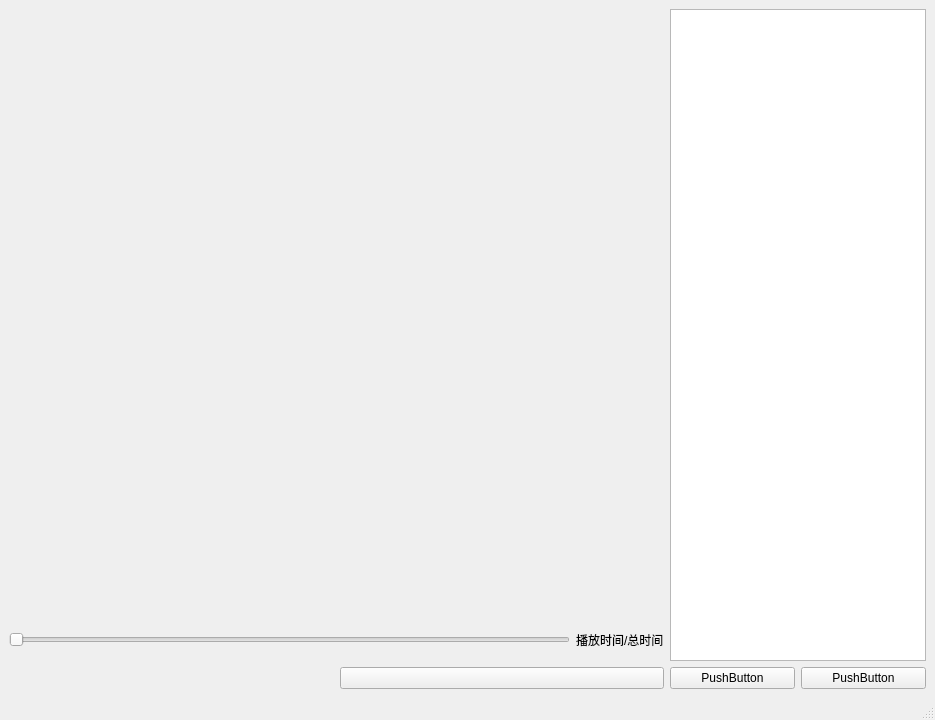
This is mainwindow.ui in leolock/QTplayer as Qt 5 draws it before an edit. The edited form follows.
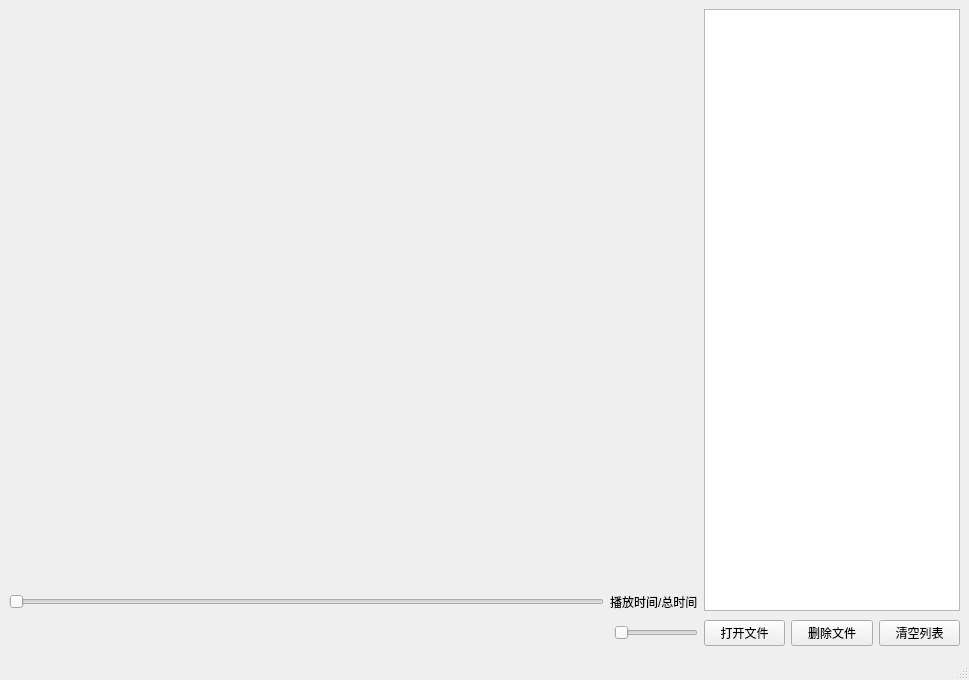
This is the edited form.

```diff
--- a/mainwindow.ui
+++ b/mainwindow.ui
@@ -6,8 +6,8 @@
    <rect>
     <x>0</x>
     <y>0</y>
-    <width>935</width>
-    <height>720</height>
+    <width>969</width>
+    <height>680</height>
    </rect>
   </property>
   <property name="windowTitle">
@@ -25,37 +25,94 @@
       </property>
      </widget>
     </item>
-    <item row="15" column="1">
+    <item row="17" column="0">
+     <layout class="QHBoxLayout" name="horizontalLayout_2" stretch="5,1,1,1,5,0">
+      <item alignment="Qt::AlignRight|Qt::AlignVCenter">
+       <widget class="QWidget" name="stopWidget" native="true">
+        <property name="minimumSize">
+         <size>
+          <width>32</width>
+          <height>32</height>
+         </size>
+        </property>
+       </widget>
+      </item>
+      <item alignment="Qt::AlignHCenter|Qt::AlignVCenter">
+       <widget class="QWidget" name="lastWidget" native="true">
+        <property name="minimumSize">
+         <size>
+          <width>32</width>
+          <height>32</height>
+         </size>
+        </property>
+       </widget>
+      </item>
+      <item alignment="Qt::AlignHCenter|Qt::AlignVCenter">
+       <widget class="QWidget" name="playWidget" native="true">
+        <property name="minimumSize">
+         <size>
+          <width>32</width>
+          <height>32</height>
+         </size>
+        </property>
+       </widget>
+      </item>
+      <item alignment="Qt::AlignHCenter|Qt::AlignVCenter">
+       <widget class="QWidget" name="nextWidget" native="true">
+        <property name="minimumSize">
+         <size>
+          <width>32</width>
+          <height>32</height>
+         </size>
+        </property>
+       </widget>
+      </item>
+      <item alignment="Qt::AlignRight|Qt::AlignVCenter">
+       <widget class="QWidget" name="soundWidget" native="true">
+        <property name="minimumSize">
+         <size>
+          <width>32</width>
+          <height>32</height>
+         </size>
+        </property>
+       </widget>
+      </item>
+      <item>
+       <widget class="QSlider" name="voiceSlider">
+        <property name="orientation">
+         <enum>Qt::Horizontal</enum>
+        </property>
+       </widget>
+      </item>
+     </layout>
+    </item>
+    <item row="17" column="1">
      <layout class="QHBoxLayout" name="horizontalLayout_3">
       <item>
        <widget class="QPushButton" name="pushButton">
         <property name="text">
-         <string>PushButton</string>
+         <string>打开文件</string>
         </property>
        </widget>
       </item>
       <item>
        <widget class="QPushButton" name="pushButton_2">
         <property name="text">
-         <string>PushButton</string>
+         <string>删除文件</string>
+        </property>
+       </widget>
+      </item>
+      <item>
+       <widget class="QPushButton" name="clearButton">
+        <property name="text">
+         <string>清空列表</string>
         </property>
        </widget>
       </item>
      </layout>
     </item>
-    <item row="15" column="0">
-     <layout class="QHBoxLayout" name="horizontalLayout_2">
-      <item>
-       <widget class="QWidget" name="widget" native="true"/>
-      </item>
-      <item>
-       <widget class="QPushButton" name="startButton">
-        <property name="text">
-         <string/>
-        </property>
-       </widget>
-      </item>
-     </layout>
+    <item row="0" column="0" rowspan="14">
+     <layout class="QHBoxLayout" name="playWidgetLayout"/>
     </item>
     <item row="14" column="0">
      <layout class="QHBoxLayout" name="horizontalLayout">
@@ -76,7 +133,13 @@
        </widget>
       </item>
       <item>
-       <widget class="QLabel" name="label_2">
+       <widget class="QLabel" name="playPosLable">
+        <property name="sizePolicy">
+         <sizepolicy hsizetype="Preferred" vsizetype="Fixed">
+          <horstretch>0</horstretch>
+          <verstretch>0</verstretch>
+         </sizepolicy>
+        </property>
         <property name="text">
          <string>播放时间/总时间</string>
         </property>
```
Left out of the diff: 11 changed lines with no effect on the pictures.
